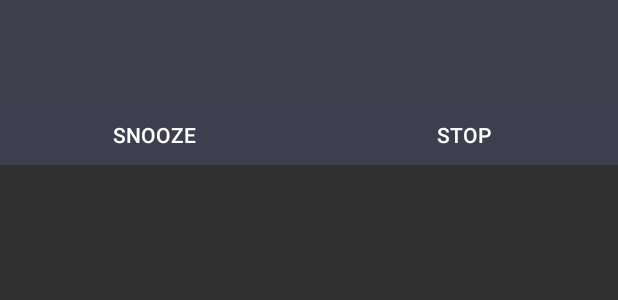
After one commit to ashisbehera/Smart_Alarm, an Android app: the layout notification_layout.xml on its own in the app's theme, with its tools: preview values and no code run, on a phone screen of 412 x 824 dp. The commit adds this screen. Shown: the top 300 px of the screen. Run offline under Robolectric (Android 15) with nearby library versions, the phone set to English and light mode, and no system bars.

Commit message:
notification updated

```diff
--- a/app/build.gradle
+++ b/app/build.gradle
@@ -7,7 +7,7 @@ android {
     buildToolsVersion "30.0.3"
     defaultConfig {
         applicationId "com.example.smartalarm"
-        minSdkVersion 20
+        minSdkVersion 16
         targetSdkVersion 31
         versionCode 1
         versionName "1.0"
--- a/app/src/main/AndroidManifest.xml
+++ b/app/src/main/AndroidManifest.xml
@@ -62,9 +62,7 @@
         </activity>
         <activity
             android:name=".CancelAlarm"
-            android:exported="true"
-            android:parentActivityName=".AlarmActivity"
-            android:showForAllUsers="true"
+            android:launchMode="singleTop"
             android:showOnLockScreen="true">
             <meta-data
                 android:name="android.support.PARENT_ACTIVITY"
--- a/app/src/main/res/layout/activity_repeat_day.xml
+++ b/app/src/main/res/layout/activity_repeat_day.xml
@@ -4,6 +4,7 @@
     android:orientation="vertical"
     android:layout_width="match_parent"
     android:layout_height="match_parent"
+    android:background="#171717"
     tools:context=".RepeatDayActivity">
 
 
--- /dev/null
+++ b/app/src/main/res/layout/notification_layout.xml
@@ -0,0 +1,62 @@
+<?xml version="1.0" encoding="utf-8"?>
+<RelativeLayout xmlns:android="http://schemas.android.com/apk/res/android"
+    xmlns:tools="http://schemas.android.com/tools"
+    android:layout_width="match_parent"
+    android:layout_height="110dp"
+    android:background="@color/gra">
+    <LinearLayout
+        android:layout_width="match_parent"
+        android:layout_height="wrap_content"
+        android:orientation="vertical">
+
+        <TextView
+            android:id="@+id/noti_alarm_time"
+            android:layout_width="match_parent"
+            android:layout_height="wrap_content"
+            android:layout_alignParentTop="true"
+            android:paddingLeft="15dp"
+            android:paddingTop="10dp"
+            android:textColor="@color/white"
+            android:textSize="20sp">
+        </TextView>
+        <TextView
+            android:id="@+id/noti_alarm_name"
+            android:layout_width="match_parent"
+            android:layout_height="wrap_content"
+            android:paddingLeft="15dp"
+            android:paddingTop="5dp"
+            android:textColor="@color/white"
+            android:textSize="15sp">
+        </TextView>
+
+    </LinearLayout>
+
+
+    <LinearLayout
+        android:layout_width="match_parent"
+        android:layout_height="wrap_content"
+        android:layout_alignParentBottom="true"
+        android:orientation="horizontal">
+        <Button
+            android:id="@+id/noti_snooze_button"
+            android:layout_weight="1"
+            android:layout_width="0dp"
+            android:layout_height="40dp"
+            android:text="snooze"
+            android:textColor="@color/white"
+            android:background="@color/gra">
+
+        </Button>
+
+        <Button
+            android:id="@+id/noti_stop_button"
+            android:layout_weight="1"
+            android:layout_width="0dp"
+            android:layout_height="40dp"
+            android:text="stop"
+            android:textColor="@color/white"
+            android:background="@color/gra">
+
+        </Button>
+    </LinearLayout>
+</RelativeLayout>
```
Also changed, not shown: app/src/main/java/com/example/smartalarm/AlarmReceiver.java (+29 -18 lines).
